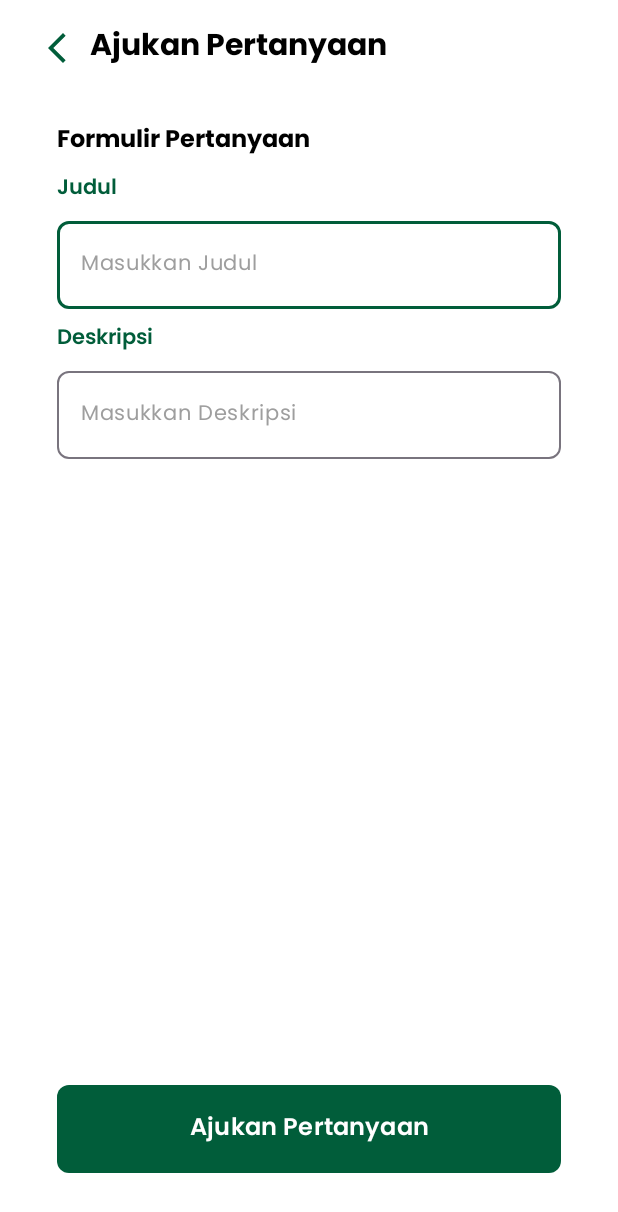
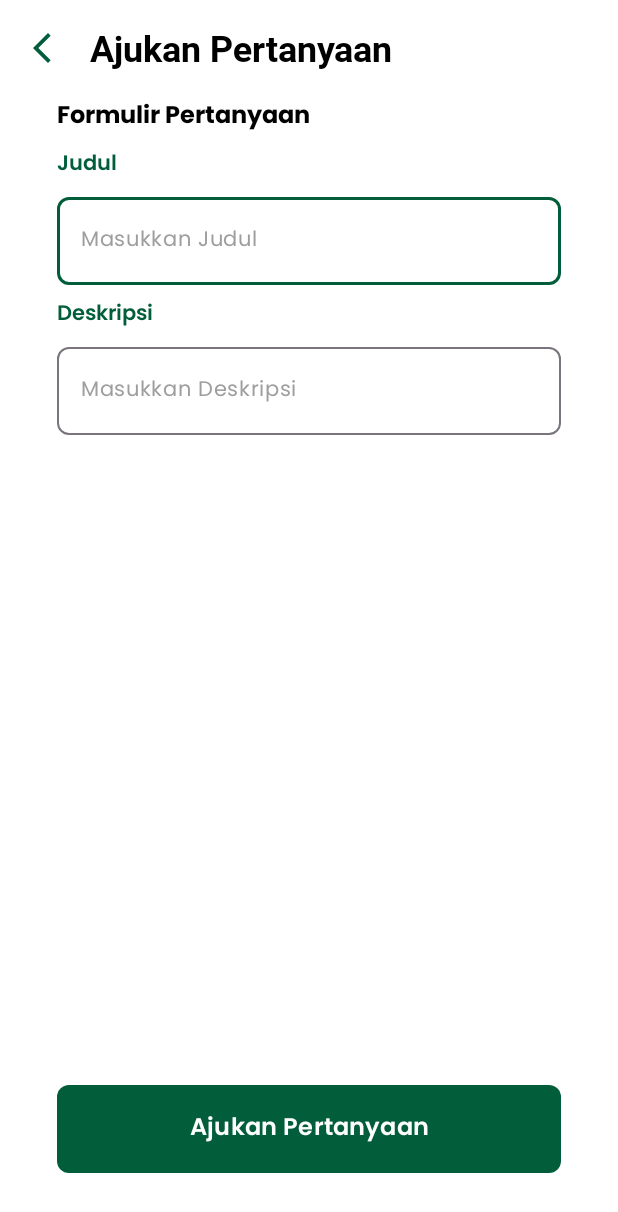
Before and after one commit to TeamClefer-C241-PS201/Clefer-Mobile-App, an Android app: the QuestionActivity screen opened directly, with no data from a screen before it, on a phone screen of 412 x 824 dp. Shown: the top 1212 px of the screen. Run offline under Robolectric (Android 15) with nearby library versions, the phone set to English and light mode, and no system bars.

Commit message:
fixing bug in community
- solved like comment by id
- refactoring code toolbars
- refactoring xml layout

```diff
--- a/app/src/main/java/com/jimbonlemu/clefer/repository/AppRepository.kt
+++ b/app/src/main/java/com/jimbonlemu/clefer/repository/AppRepository.kt
@@ -146,7 +146,7 @@ class AppRepository(
         }
     }
 
-    fun createCommentById(postId: Int, commentRequest: CommentRequest, ): Flow<ResponseState<CommentDiscussionResponseItem>> = flow {
+    fun createCommentById(postId: Int, commentRequest: CommentRequest): Flow<ResponseState<CommentDiscussionResponseItem>> = flow {
         try {
             emit(ResponseState.Loading)
             val response = remoteDataSource.createCommentDiscussionById(postId, commentRequest)
--- a/app/src/main/java/com/jimbonlemu/clefer/source/remote/network/ApiService.kt
+++ b/app/src/main/java/com/jimbonlemu/clefer/source/remote/network/ApiService.kt
@@ -64,11 +64,10 @@ interface ApiService {
     @POST("posts/{id}/like")
     suspend fun likeDiscussion(@Path("id") postId: Int): LikeDiscussionResponse
 
-    @POST("posts/{Id}/{commentId}/like")
+    @POST("posts/{id}/{commentId}/like")
     suspend fun likeComment(
         @Path("id") postId: Int,
         @Path("commentId") commentId: Int
     ): LikeCommentResponse
 
-
 }
--- a/app/src/main/java/com/jimbonlemu/clefer/source/remote/response/CommentDiscussionResponse.kt
+++ b/app/src/main/java/com/jimbonlemu/clefer/source/remote/response/CommentDiscussionResponse.kt
@@ -20,13 +20,16 @@ data class CommentDiscussionResponseItem(
 	val commentId: Int? = null,
 
 	@field:SerializedName("likerCount")
-	val likerCount: Int? = null,
+	var likerCount: Int? = null,
 
 	@field:SerializedName("postId")
 	val postId: Int? = null,
 
 	@field:SerializedName("userId")
 	val userId: Int? = null,
+
+	@field:SerializedName("likeStat")
+	var likeStat: Int? = null,
 
 )
 
--- a/app/src/main/java/com/jimbonlemu/clefer/views/community/QuestionActivity.kt
+++ b/app/src/main/java/com/jimbonlemu/clefer/views/community/QuestionActivity.kt
@@ -6,6 +6,7 @@ import android.widget.Toast
 import androidx.core.view.isGone
 import com.jimbonlemu.clefer.R
 import com.jimbonlemu.clefer.core.CoreActivity
+import com.jimbonlemu.clefer.databinding.ActivityAboutBinding
 import com.jimbonlemu.clefer.databinding.ActivityQuestionBinding
 import com.jimbonlemu.clefer.source.remote.request.DiscussionRequest
 import com.jimbonlemu.clefer.utils.ResponseState
@@ -22,13 +23,15 @@ class QuestionActivity : CoreActivity<ActivityQuestionBinding>() {
             setupToolbar()
         }
     }
-    @Suppress("DEPRECATION")
-    private fun setupToolbar(){
-        binding.toolbar.setupToolbar(
-            title = getString(R.string.question),
-            showBackButton = true,
-            backAction = { onBackPressed() }
-        )
+
+    private fun ActivityQuestionBinding.setupToolbar() {
+        setSupportActionBar(mToolbar);
+        mToolbar.apply {
+            setNavigationIcon(R.drawable.ic_arrow_back);
+            setNavigationOnClickListener {
+                onBackPressedDispatcher.onBackPressed()
+            }
+        }
     }
 
     private fun ActivityQuestionBinding.setupButton() {
--- a/app/src/main/java/com/jimbonlemu/clefer/views/community/viewmodel/CommunityViewModel.kt
+++ b/app/src/main/java/com/jimbonlemu/clefer/views/community/viewmodel/CommunityViewModel.kt
@@ -89,9 +89,9 @@ class CommunityViewModel(private val repository: AppRepository) : ViewModel() {
         }
     }
 
-    fun likeComment(postId: Int ,commentId: Int) {
+    fun likeComment(postId: Int, commentId: Int) {
         viewModelScope.launch {
-            repository.likeComment(postId ,commentId).collect {
+            repository.likeComment(postId, commentId).collect {
                 _likeCommentState.value = it
             }
         }
--- a/app/src/main/res/layout/activity_question.xml
+++ b/app/src/main/res/layout/activity_question.xml
@@ -7,13 +7,14 @@
     android:layout_height="match_parent"
     tools:context=".views.community.QuestionActivity">
 
-    <com.jimbonlemu.clefer.components.ToolbarComponent
-        android:id="@+id/toolbar"
-        android:layout_width="match_parent"
-        android:layout_height="wrap_content"
+    <com.google.android.material.appbar.MaterialToolbar
+        android:id="@+id/mToolbar"
+        style="@style/ToolbarTextAppearance"
         app:layout_constraintEnd_toEndOf="parent"
         app:layout_constraintStart_toStartOf="parent"
-        app:layout_constraintTop_toTopOf="parent" />
+        app:layout_constraintTop_toTopOf="parent"
+        app:title="Ajukan Pertanyaan"
+        app:titleTextAppearance="@style/ToolbarTextAppearance" />
 
     <TextView
         android:id="@+id/profile_text"
@@ -21,12 +22,11 @@
         android:layout_width="wrap_content"
         android:layout_height="wrap_content"
         android:layout_marginStart="38dp"
-        android:layout_marginTop="16dp"
         android:text="Formulir Pertanyaan"
         android:textAlignment="center"
         android:textColor="@color/black"
         app:layout_constraintStart_toStartOf="parent"
-        app:layout_constraintTop_toBottomOf="@id/toolbar" />
+        app:layout_constraintTop_toBottomOf="@id/mToolbar" />
 
     <com.jimbonlemu.clefer.components.CustomViewEditText
         android:id="@+id/edt_title"
```
Also changed, not shown: app/src/main/java/com/jimbonlemu/clefer/source/remote/response/AllDiscussionResponse.kt (+7 -1 lines), app/src/main/java/com/jimbonlemu/clefer/views/article/ArticleFragment.kt (+0 -7 lines), app/src/main/java/com/jimbonlemu/clefer/views/article/DetailArticleActivity.kt (+10 -8 lines), app/src/main/java/com/jimbonlemu/clefer/views/article/SaveArticleActivity.kt (+10 -8 lines), app/src/main/java/com/jimbonlemu/clefer/views/community/CommunityActivity.kt (+7 -7 lines), app/src/main/java/com/jimbonlemu/clefer/views/community/DetailCommentActivity.kt (+33 -13 lines), app/src/main/java/com/jimbonlemu/clefer/views/community/adapter/ListCommentAdapter.kt (+30 -1 lines), app/src/main/res/layout/activity_community.xml (+7 -7 lines), app/src/main/res/layout/activity_detail_article.xml (+8 -7 lines), app/src/main/res/layout/activity_detail_comment.xml (+8 -7 lines), app/src/main/res/layout/activity_save_article.xml (+7 -6 lines), app/src/main/res/layout/fragment_article.xml (+9 -5 lines).
